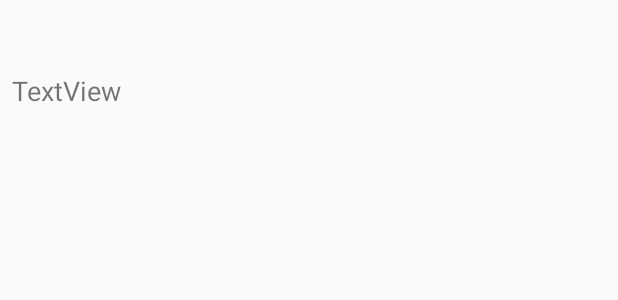
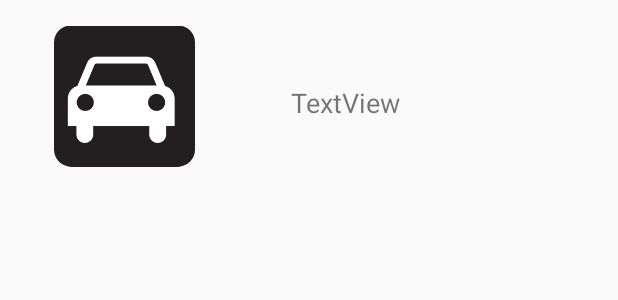
Before and after one commit to EnEmerson/rental-car-ajax-android, an Android app: the layout activity_car_list.xml on its own in the app's theme, with its tools: preview values and no code run, on a phone screen of 412 x 824 dp. Shown: the top 300 px of the screen. Run offline under Robolectric (Android 15) with nearby library versions, the phone set to English and light mode, and no system bars.

Commit message:
add car clip art to cars list activity

```diff
--- a/RentalCarAppAJAX/app/src/main/res/layout/activity_car_list.xml
+++ b/RentalCarAppAJAX/app/src/main/res/layout/activity_car_list.xml
@@ -11,13 +11,31 @@
         android:layout_width="wrap_content"
         android:layout_height="wrap_content"
         android:layout_gravity="left"
-        android:layout_marginStart="8dp"
-        android:layout_marginLeft="8dp"
-        android:layout_marginTop="48dp"
+        android:layout_marginStart="64dp"
+        android:layout_marginLeft="64dp"
+        android:layout_marginTop="56dp"
+        android:layout_marginEnd="8dp"
+        android:layout_marginRight="8dp"
+        android:adjustViewBounds="true"
         android:orientation="horizontal"
         android:text="TextView"
         android:textSize="18sp"
         android:visibility="visible"
+        app:layout_constraintEnd_toEndOf="parent"
+        app:layout_constraintHorizontal_bias="0.0"
+        app:layout_constraintStart_toEndOf="@+id/imageView"
+        app:layout_constraintTop_toTopOf="parent" />
+
+    <ImageView
+        android:id="@+id/imageView"
+        android:layout_width="94dp"
+        android:layout_height="96dp"
+        android:layout_marginStart="36dp"
+        android:layout_marginLeft="36dp"
+        android:layout_marginTop="16dp"
+        android:adjustViewBounds="true"
+        android:scaleType="fitCenter"
+        android:src="@drawable/car_image"
         app:layout_constraintStart_toStartOf="parent"
         app:layout_constraintTop_toTopOf="parent" />
 </android.support.constraint.ConstraintLayout>
```
Also changed, not shown: RentalCarAppAJAX/app/src/main/res/drawable/car_image.png (added).
